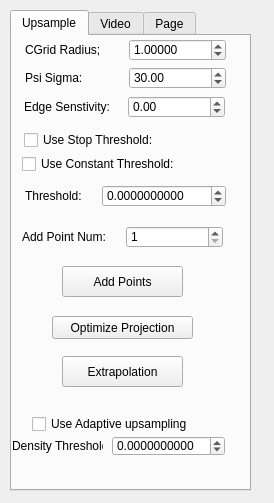
The window that point-cloud-2015/UI/upsampling_para.ui (sunwaylive/Point-Cloud-Processing-2015) describes before a commit, drawn with Qt 5.
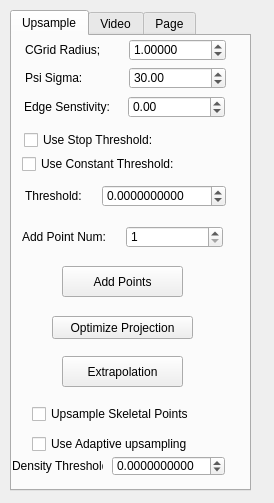
The same window after the commit.

Commit message: after upsampling, the 1 key not work

```diff
--- a/point-cloud-2015/UI/upsampling_para.ui
+++ b/point-cloud-2015/UI/upsampling_para.ui
@@ -267,7 +267,7 @@
      <property name="geometry">
       <rect>
        <x>20</x>
-       <y>380</y>
+       <y>400</y>
        <width>161</width>
        <height>16</height>
       </rect>
@@ -280,7 +280,7 @@
      <property name="geometry">
       <rect>
        <x>100</x>
-       <y>400</y>
+       <y>420</y>
        <width>113</width>
        <height>20</height>
       </rect>
@@ -302,7 +302,7 @@
      <property name="geometry">
       <rect>
        <x>0</x>
-       <y>400</y>
+       <y>420</y>
        <width>91</width>
        <height>20</height>
       </rect>
@@ -311,6 +311,19 @@
       <string>Density Threshold:</string>
      </property>
     </widget>
+    <widget class="QCheckBox" name="use_upsample_skeletal_points">
+     <property name="geometry">
+      <rect>
+       <x>20</x>
+       <y>370</y>
+       <width>161</width>
+       <height>16</height>
+      </rect>
+     </property>
+     <property name="text">
+      <string>Upsample Skeletal Points</string>
+     </property>
+    </widget>
    </widget>
    <widget class="QWidget" name="tab_2">
     <attribute name="title">
```
The commit also changes 7 other files.
